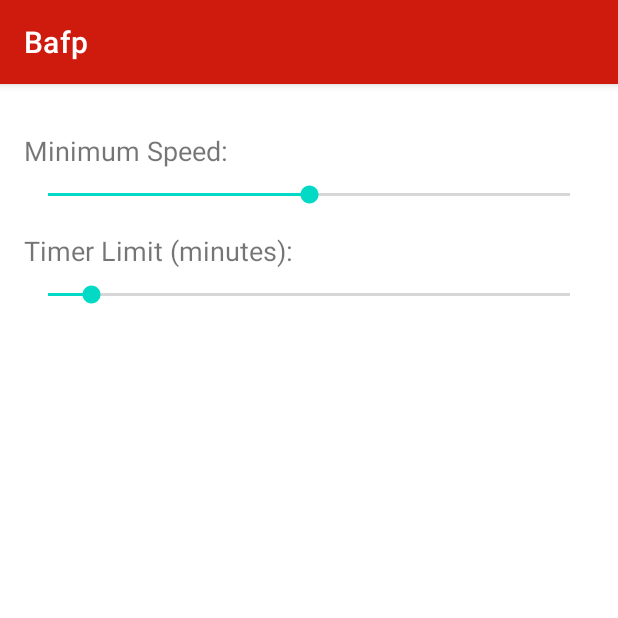
After one commit to Epogo/Bafp, an Android app: the SettingsActivity screen opened directly, with no data from a screen before it, on a phone screen of 412 x 824 dp, the top half of it. The commit adds this screen. Run offline under Robolectric (Android 15) with nearby library versions, the light colour scheme and no system bars.

Commit message:
SettingsActivity was added (not completed).

```diff
--- a/app/src/main/AndroidManifest.xml
+++ b/app/src/main/AndroidManifest.xml
@@ -23,6 +23,7 @@
         </activity>
 
         <service android:name=".SpeedMonitorService" />
+        <activity android:name=".SettingsActivity" />
 
     </application>
 
@@ -31,6 +32,8 @@
     <uses-permission android:name="android.permission.ACCESS_BACKGROUND_LOCATION" />
     <uses-permission android:name="android.permission.FOREGROUND_SERVICE" />
     <uses-permission android:name="android.permission.POST_NOTIFICATIONS" />
+    <uses-permission android:name="android.permission.VIBRATE" />
+
 
 
 </manifest>
--- /dev/null
+++ b/app/src/main/java/com/example/bafp/SettingsActivity.java
@@ -0,0 +1,49 @@
+package com.example.bafp;
+
+import android.os.Bundle;
+import android.widget.SeekBar;
+
+import androidx.appcompat.app.AppCompatActivity;
+
+public class SettingsActivity extends AppCompatActivity {
+
+    private SeekBar minSpeedSeekBar;
+    private SeekBar timerLimitSeekBar;
+
+    @Override
+    protected void onCreate(Bundle savedInstanceState) {
+        super.onCreate(savedInstanceState);
+        setContentView(R.layout.activity_settings);
+
+        minSpeedSeekBar = findViewById(R.id.minSpeedSeekBar);
+        timerLimitSeekBar = findViewById(R.id.timerLimitSeekBar);
+
+        minSpeedSeekBar.setOnSeekBarChangeListener(new SeekBar.OnSeekBarChangeListener() {
+            @Override
+            public void onProgressChanged(SeekBar seekBar, int progress, boolean fromUser) {
+                // Update your logic for minimum speed setting
+                // Example: Save the progress value to SharedPreferences or handle accordingly
+            }
+
+            @Override
+            public void onStartTrackingTouch(SeekBar seekBar) {}
+
+            @Override
+            public void onStopTrackingTouch(SeekBar seekBar) {}
+        });
+
+        timerLimitSeekBar.setOnSeekBarChangeListener(new SeekBar.OnSeekBarChangeListener() {
+            @Override
+            public void onProgressChanged(SeekBar seekBar, int progress, boolean fromUser) {
+                // Update your logic for timer limit setting
+                // Example: Save the progress value to SharedPreferences or handle accordingly
+            }
+
+            @Override
+            public void onStartTrackingTouch(SeekBar seekBar) {}
+
+            @Override
+            public void onStopTrackingTouch(SeekBar seekBar) {}
+        });
+    }
+}
--- /dev/null
+++ b/app/src/main/res/drawable/round_button.xml
@@ -0,0 +1,5 @@
+<?xml version="1.0" encoding="utf-8"?>
+<shape xmlns:android="http://schemas.android.com/apk/res/android"
+    android:shape="oval">
+    <solid android:color="#A4B317" />
+</shape>
--- a/app/src/main/res/layout/activity_main.xml
+++ b/app/src/main/res/layout/activity_main.xml
@@ -18,9 +18,9 @@
         android:layout_width="200dp"
         android:layout_height="200dp"
         android:layout_centerInParent="true"
+        android:background="@drawable/round_button"
         android:text="Start"
-        android:background="@drawable/round_button"
-        android:textSize="24sp"
-        android:textColor="@android:color/white" />
+        android:textColor="@android:color/white"
+        android:textSize="24sp" />
 
 </RelativeLayout>
--- /dev/null
+++ b/app/src/main/res/layout/activity_settings.xml
@@ -0,0 +1,42 @@
+<?xml version="1.0" encoding="utf-8"?>
+<RelativeLayout xmlns:android="http://schemas.android.com/apk/res/android"
+    android:layout_width="match_parent"
+    android:layout_height="match_parent"
+    android:padding="16dp">
+
+    <TextView
+        android:id="@+id/minSpeedLabel"
+        android:layout_width="wrap_content"
+        android:layout_height="wrap_content"
+        android:text="Minimum Speed: "
+        android:textSize="18sp"
+        android:layout_marginTop="16dp" />
+
+    <SeekBar
+        android:id="@+id/minSpeedSeekBar"
+        android:layout_width="match_parent"
+        android:layout_height="wrap_content"
+        android:max="100"
+        android:progress="50"
+        android:layout_below="@id/minSpeedLabel"
+        android:layout_marginTop="8dp" />
+
+    <TextView
+        android:id="@+id/timerLimitLabel"
+        android:layout_width="wrap_content"
+        android:layout_height="wrap_content"
+        android:text="Timer Limit (minutes): "
+        android:textSize="18sp"
+        android:layout_below="@id/minSpeedSeekBar"
+        android:layout_marginTop="16dp" />
+
+    <SeekBar
+        android:id="@+id/timerLimitSeekBar"
+        android:layout_width="match_parent"
+        android:layout_height="wrap_content"
+        android:max="60"
+        android:progress="5"
+        android:layout_below="@id/timerLimitLabel"
+        android:layout_marginTop="8dp" />
+
+</RelativeLayout>
--- a/app/src/main/res/values/themes.xml
+++ b/app/src/main/res/values/themes.xml
@@ -2,7 +2,7 @@
     <!-- Base application theme. -->
     <style name="Theme.Bafp" parent="Theme.MaterialComponents.DayNight.DarkActionBar">
         <!-- Primary brand color. -->
-        <item name="colorPrimary">@color/purple_500</item>
+        <item name="colorPrimary">#CF1B0E</item>
         <item name="colorPrimaryVariant">@color/purple_700</item>
         <item name="colorOnPrimary">@color/white</item>
         <!-- Secondary brand color. -->
```
Also changed, not shown: app/src/main/java/com/example/bafp/MainActivity.java (+72 -4 lines), app/src/main/java/com/example/bafp/SpeedMonitorService.java (+6 -1 lines), app/src/main/res/menu/main_menu.xml (added, +22 -0 lines), app/src/main/res/drawable/round_button.png (deleted).
